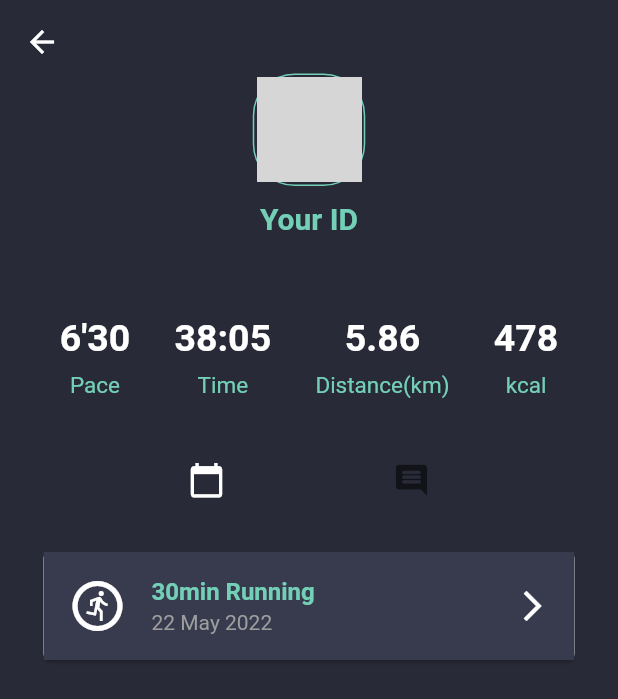
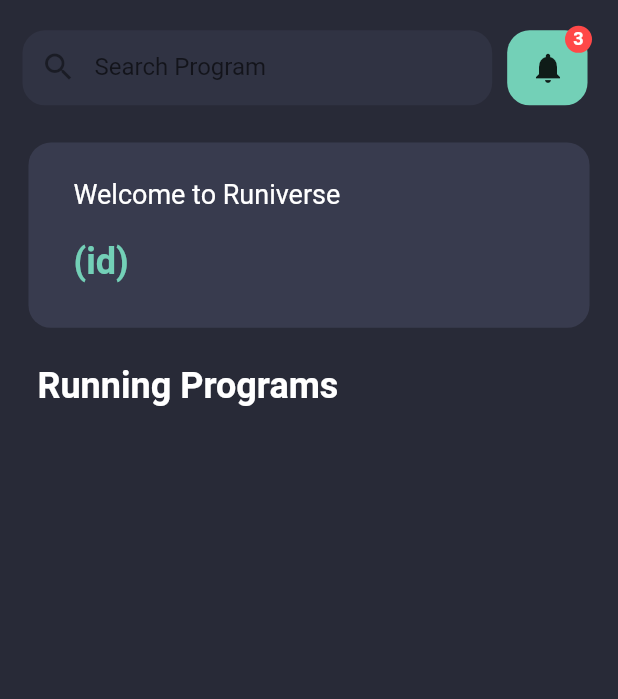
Before and after one commit to CHOSION/runiverse, a Flutter app: the screen it shows after launch, after a tap on "Login", on a phone screen of 412 x 824 dp. Shown: the top 699 px of the screen. Run offline on Flutter 3.47's test engine with Material 2 defaults, Android fonts, the phone set to English and light mode, and no system bars; our stand-ins replace animated_splash_screen, page_transition; grey boxes are pictures that could not be loaded.

Commit message:
220604_1

```diff
--- /dev/null
+++ b/lib/components/icon_btn_with_counter.dart
@@ -0,0 +1,62 @@
+import 'package:flutter/material.dart';
+import 'package:runiverse/config/palette.dart';
+
+class IconBtnWithCounter extends StatefulWidget {
+  const IconBtnWithCounter({
+    Key? key,
+  }) : super(key: key);
+
+  @override
+  State<IconBtnWithCounter> createState() => _IconBtnWithCounterState();
+}
+
+class _IconBtnWithCounterState extends State<IconBtnWithCounter> {
+
+  @override
+  Widget build(BuildContext context) {
+
+    double height = MediaQuery.of(context).size.height;
+    double width = MediaQuery.of(context).size.width;
+
+    return InkWell(
+      onTap: (){},
+      child: Stack(
+        overflow: Overflow.visible,
+        children: [
+          Container(
+            padding: EdgeInsets.only(left: 6,right: 5,top: 5,bottom: 5),
+            height: 50,
+            width: width * 0.13,
+            decoration: BoxDecoration(
+                color: Palette.iconColor,
+                borderRadius: BorderRadius.circular(15)
+            ),
+            child: IconButton(onPressed: () {}, icon: Icon(Icons.notifications)),
+          ),
+          Positioned(
+            top: -3,
+            right: -3,
+            child: Container(
+              height: 18,
+              width: 18,
+              decoration: BoxDecoration(
+                color: Color(0xFFFF4848),
+                shape: BoxShape.circle,
+              ),
+              child: Center(
+                child: Text("3",
+                  style: TextStyle(
+                      fontSize: 12,
+                      height: 1,
+                      color: Colors.white,
+                      fontWeight: FontWeight.w600
+                  ),
+                ),
+              ),
+            ),
+          )
+        ],
+      ),
+    );
+  }
+}
--- /dev/null
+++ b/lib/components/search_field.dart
@@ -0,0 +1,39 @@
+import 'package:flutter/material.dart';
+import 'package:runiverse/config/palette.dart';
+
+class SearchField extends StatefulWidget {
+  const SearchField({Key? key}) : super(key: key);
+
+  @override
+  State<SearchField> createState() => _SearchFieldState();
+}
+
+class _SearchFieldState extends State<SearchField> {
+  @override
+  Widget build(BuildContext context) {
+
+    double height = MediaQuery.of(context).size.height;
+    double width = MediaQuery.of(context).size.width;
+
+    return Container(
+      width: width*0.76, height: 50,
+      decoration: BoxDecoration(
+          color: Palette.blockColor.withOpacity(0.5),
+          borderRadius: BorderRadius.circular(15)
+      ),
+      child: TextField(
+        onChanged: (value) {},
+        decoration: InputDecoration(
+            enabledBorder: InputBorder.none,
+            focusedBorder: InputBorder.none,
+            hintText: "Search Program",
+            prefixIcon: Icon(Icons.search),
+            contentPadding: EdgeInsets.symmetric(
+                horizontal: 15,
+                vertical: 15
+            )
+        ),
+      ),
+    );
+  }
+}
--- /dev/null
+++ b/lib/home/example.dart
@@ -0,0 +1,96 @@
+import 'package:flutter/material.dart';
+import 'package:runiverse/config/palette.dart';
+import '../components/search_field.dart';
+import 'package:runiverse/components/icon_btn_with_counter.dart';
+
+class Example extends StatefulWidget {
+  const Example({Key? key}) : super(key: key);
+
+  @override
+  State<Example> createState() => _ExampleState();
+}
+
+class _ExampleState extends State<Example> {
+
+  @override
+  Widget build(BuildContext context) {
+    double height = MediaQuery.of(context).size.height;
+    double width = MediaQuery.of(context).size.width;
+
+    return SafeArea(
+        child: Scaffold(
+          body: Column(
+            children: [
+              SizedBox(height: height*0.01),
+              SingleChildScrollView(
+                scrollDirection: Axis.vertical,
+                padding: EdgeInsets.symmetric(horizontal: 15.0, vertical: 12.0),
+                child: Column(
+                  children: [
+                    Row(
+                      children: [
+                        SearchField(),
+                        SizedBox(width: 10),
+                        IconBtnWithCounter(),
+                      ],
+                    ),
+                    SizedBox(height: height*0.03),
+                    Container(
+                      margin:EdgeInsets.symmetric(horizontal:4.0),
+                      padding: EdgeInsets.symmetric(horizontal: 30.0, vertical: 24.0),
+                      width: width,
+                      height: height*0.15,
+                      decoration: BoxDecoration(
+                        color: Palette.blockColor,
+                        borderRadius: BorderRadius.circular(15),
+                      ),
+                      child: Text.rich(
+                          TextSpan(
+                              text: "Welcome to Runiverse\n\n",
+                              style: TextStyle(
+                                  fontSize: 18,
+                                  color: Colors.white
+                              ),
+                              children: [
+                                TextSpan(
+                                  text: "(id)",
+                                  style: TextStyle(
+                                      color: Palette.iconColor,
+                                      fontSize: 24,
+                                      fontWeight: FontWeight.bold
+                                  ),
+                                )
+                              ]
+                          )
+                      ),
+                    ),
+                    SizedBox(height: height*0.03),
+                    Row(
+                      children: [
+                        SizedBox(width: 10),
+                        Text(
+                          "Running Programs",
+                          style: TextStyle(
+                            fontSize: 24,
+                            fontWeight: FontWeight.bold,
+                            color: Colors.white
+                          ),
+                        )
+                      ],
+                    ),
+                    SingleChildScrollView(
+                      scrollDirection: Axis.horizontal,
+                      child: Row(
+
+                      ),
+                    )
+                  ],
+                ),
+              )
+            ],
+          ),
+          backgroundColor: Palette.backgroundDarkColor,
+        )
+    );
+  }
+}
--- a/lib/running/program_intro.dart
+++ b/lib/running/program_intro.dart
@@ -28,6 +28,7 @@ class _ProgramIntroState extends State<ProgramIntro> {
                 width: width,
                 fit: BoxFit.cover,
               ),
+
               Padding(
                 padding: EdgeInsets.symmetric(horizontal: 10.0, vertical: 40.0),
                 child: Row(
--- a/lib/running/running.dart
+++ b/lib/running/running.dart
@@ -56,6 +56,7 @@ class _MarathonState extends State<Marathon> {
 
       body: Stack(
         children: [
+
           Positioned(
             top: 0,
             left: 0,
--- a/lib/start/login.dart
+++ b/lib/start/login.dart
@@ -5,6 +5,7 @@ import 'package:runiverse/running/running.dart';
 import 'package:runiverse/start/signup.dart';
 import 'package:runiverse/running/home.dart';
 import 'package:runiverse/running/profile.dart';
+import 'package:runiverse/home/example.dart';
 
 class LoginPage extends StatelessWidget {
   const LoginPage({Key? key}) : super(key: key);
@@ -77,7 +78,7 @@ class LoginPage extends StatelessWidget {
           onPressed: () {
             Navigator.push(context,
                 MaterialPageRoute(builder: (BuildContext context) {
-                  return Profile();
+                  return Example();
                 })
             );
           },
```
Also changed, not shown: lib/components/ProgramButton.dart (added).
